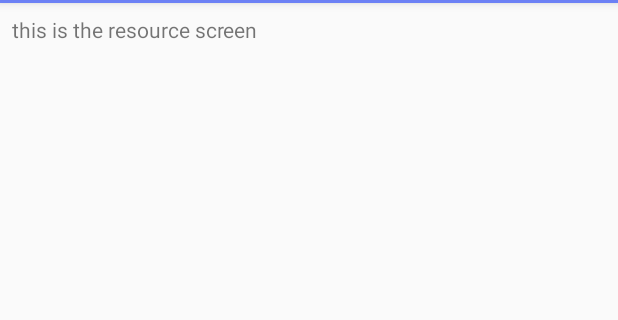
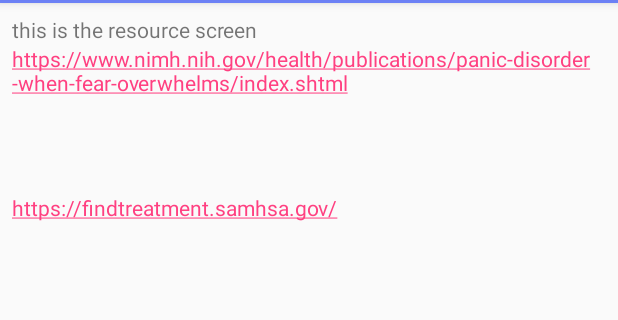
Before and after one commit to AST-Isabella/PAapp, an Android app: the ResourcesScreen screen opened directly, with no data from a screen before it, on a phone screen of 412 x 824 dp, the part 81-401 px from its top. Run offline under Robolectric (Android 15) with nearby library versions, the phone set to English and light mode, and no system bars.

Commit message:
added url links to resources page, will be moved later into a screen within resources called "information"

```diff
--- a/app/src/main/res/layout/activity_resources_screen.xml
+++ b/app/src/main/res/layout/activity_resources_screen.xml
@@ -27,5 +27,19 @@
             android:layout_width="match_parent"
             android:layout_height="wrap_content"
             android:text="@string/this_is_the_resources_screen" />
+
+        <TextView
+            android:id="@+id/InfoURL1"
+            android:autoLink="web"
+            android:layout_width="match_parent"
+            android:layout_height="99dp"
+            android:text="@string/info1" />
+
+        <TextView
+            android:id="@+id/textView4"
+            android:autoLink="web"
+            android:layout_width="match_parent"
+            android:layout_height="wrap_content"
+            android:text="@string/info2" />
     </LinearLayout>
 </android.support.constraint.ConstraintLayout>
--- a/app/src/main/res/values/strings.xml
+++ b/app/src/main/res/values/strings.xml
@@ -98,5 +98,7 @@
     <string name="Analysis">Analysis</string>
     <string name="Resources">Resources</string>
     <string name="Exercises">Exercises</string>
+    <string name="info1">https://www.nimh.nih.gov/health/publications/panic-disorder-when-fear-overwhelms/index.shtml</string>
+    <string name="info2">https://findtreatment.samhsa.gov/</string>
     <string name="this_is_the_resources_screen">this is the resource screen</string>
 </resources>
```
